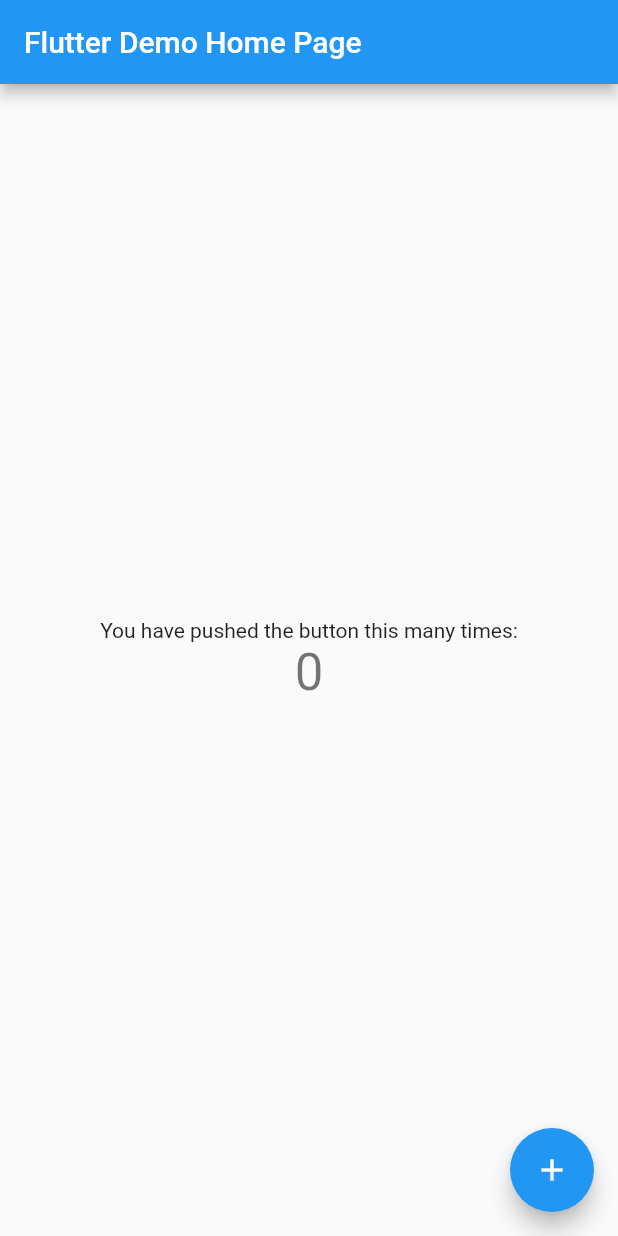
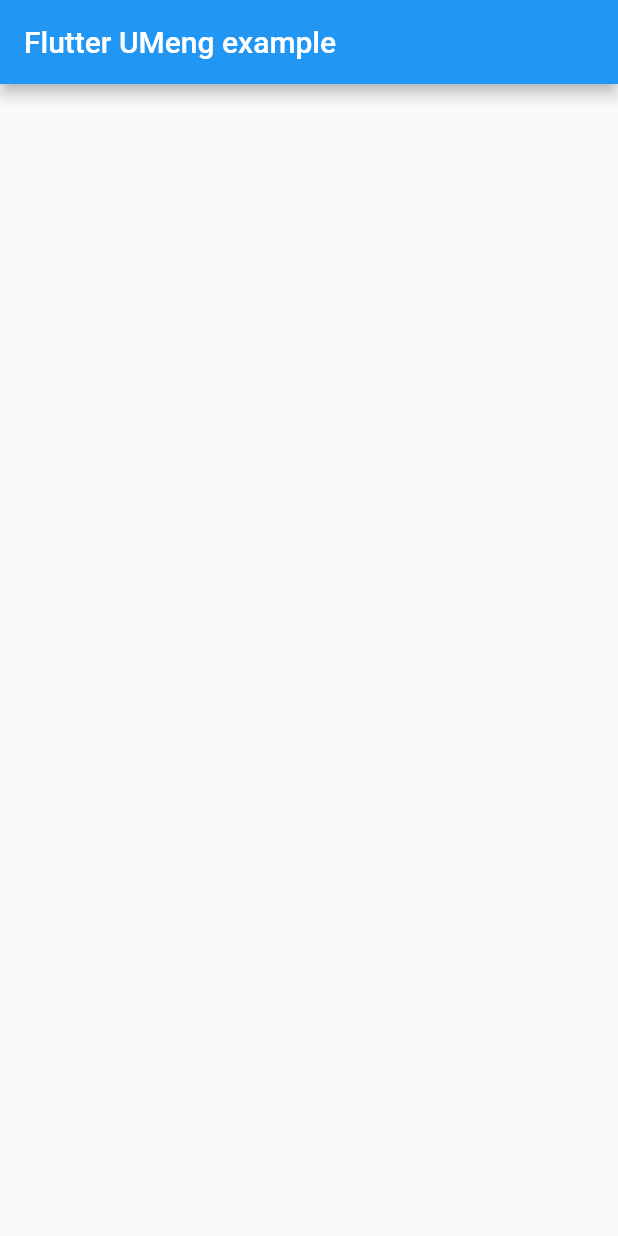
Before and after one commit to Wayaer/fl_umeng, a Flutter app: the screen it shows after launch, on a phone screen of 412 x 824 dp. Run offline on Flutter 3.47's test engine with Material 2 defaults, Android fonts, the phone set to English and light mode, and no system bars.

Commit message:
no message

```diff
--- a/example/lib/main.dart
+++ b/example/lib/main.dart
@@ -1,65 +1,26 @@
 import 'package:flutter/material.dart';
 
 void main() {
-  runApp(MyApp());
+  runApp(MaterialApp(
+    title: 'Flutter UMeng',
+    theme: ThemeData(
+      primarySwatch: Colors.blue,
+      visualDensity: VisualDensity.adaptivePlatformDensity,
+    ),
+    home: HomePage(),
+  ));
 }
 
-class MyApp extends StatelessWidget {
-  @override
-  Widget build(BuildContext context) {
-    return MaterialApp(
-      title: 'Flutter Demo',
-      theme: ThemeData(
-        primarySwatch: Colors.blue,
-        visualDensity: VisualDensity.adaptivePlatformDensity,
-      ),
-      home: MyHomePage(title: 'Flutter Demo Home Page'),
-    );
-  }
-}
-
-class MyHomePage extends StatefulWidget {
-  MyHomePage({Key key, this.title}) : super(key: key);
-  final String title;
-
-  @override
-  _MyHomePageState createState() => _MyHomePageState();
-}
-
-class _MyHomePageState extends State<MyHomePage> {
-  int _counter = 0;
-
-  void _incrementCounter() {
-    setState(() {
-      _counter++;
-    });
-  }
-
+class HomePage extends StatelessWidget {
   @override
   Widget build(BuildContext context) {
     return Scaffold(
       appBar: AppBar(
-        title: Text(widget.title),
+        title: Text('Flutter UMeng example'),
       ),
       body: Center(
-        child: Column(
-          mainAxisAlignment: MainAxisAlignment.center,
-          children: <Widget>[
-            Text(
-              'You have pushed the button this many times:',
-            ),
-            Text(
-              '$_counter',
-              style: Theme.of(context).textTheme.headline4,
-            ),
-          ],
-        ),
+        child: null,
       ),
-      floatingActionButton: FloatingActionButton(
-        onPressed: _incrementCounter,
-        tooltip: 'Increment',
-        child: Icon(Icons.add),
-      ), // This trailing comma makes auto-formatting nicer for build methods.
     );
   }
 }
```
Also changed, not shown: 6 other files.
